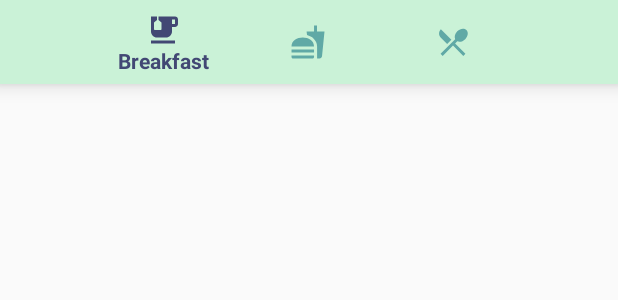
After one commit to agrifaldy/LifeFit, an Android app: the layout activity_menu_makan.xml on its own in the app's theme, with its tools: preview values and no code run, on a phone screen of 412 x 824 dp. The commit adds this screen. Shown: the top 300 px of the screen. Run offline under Robolectric (Android 15) with nearby library versions, the phone set to English and light mode, and no system bars.

Commit message:
saran pola makanan

```diff
--- a/app/src/main/AndroidManifest.xml
+++ b/app/src/main/AndroidManifest.xml
@@ -11,7 +11,8 @@
         android:roundIcon="@mipmap/ic_launcher_round"
         android:supportsRtl="true"
         android:theme="@style/AppTheme">
-        <activity android:name=".IndeksMassaTubuh.page_monitoring"></activity>
+        <activity android:name=".MenuMakan"></activity>
+        <activity android:name=".IndeksMassaTubuh.page_monitoring" />
         <activity android:name=".IndeksMassaTubuh.indeks_massa_tubuh_grafik" />
         <activity android:name=".IndeksMassaTubuh.indeks_massa_tubuh_input" />
         <activity android:name=".IndeksMassaTubuh.indeks_massa_tubuh" />
--- /dev/null
+++ b/app/src/main/res/drawable/ic_breakfast.xml
@@ -0,0 +1,6 @@
+<vector android:height="24dp" android:tint="#FFFFFF"
+    android:viewportHeight="24" android:viewportWidth="24"
+    android:width="24dp" xmlns:android="http://schemas.android.com/apk/res/android">
+    <path android:fillColor="@android:color/white" android:pathData="M20,3H9v2.4l1.81,1.45C10.93,6.94 11,7.09 11,7.24v4.26c0,0.28 -0.22,0.5 -0.5,0.5h-4C6.22,12 6,11.78 6,11.5V7.24c0,-0.15 0.07,-0.3 0.19,-0.39L8,5.4V3H4v10c0,2.21 1.79,4 4,4h6c2.21,0 4,-1.79 4,-4v-3h2c1.11,0 2,-0.9 2,-2V5C22,3.89 21.11,3 20,3zM20,8h-2V5h2V8z"/>
+    <path android:fillColor="@android:color/white" android:pathData="M4,19h16v2h-16z"/>
+</vector>
--- /dev/null
+++ b/app/src/main/res/drawable/ic_dinner.xml
@@ -0,0 +1,5 @@
+<vector android:height="24dp" android:tint="#FFFFFF"
+    android:viewportHeight="24" android:viewportWidth="24"
+    android:width="24dp" xmlns:android="http://schemas.android.com/apk/res/android">
+    <path android:fillColor="@android:color/white" android:pathData="M8.1,13.34l2.83,-2.83L3.91,3.5c-1.56,1.56 -1.56,4.09 0,5.66l4.19,4.18zM14.88,11.53c1.53,0.71 3.68,0.21 5.27,-1.38 1.91,-1.91 2.28,-4.65 0.81,-6.12 -1.46,-1.46 -4.2,-1.1 -6.12,0.81 -1.59,1.59 -2.09,3.74 -1.38,5.27L3.7,19.87l1.41,1.41L12,14.41l6.88,6.88 1.41,-1.41L13.41,13l1.47,-1.47z"/>
+</vector>
--- /dev/null
+++ b/app/src/main/res/layout/activity_menu_makan.xml
@@ -0,0 +1,27 @@
+<?xml version="1.0" encoding="utf-8"?>
+<RelativeLayout xmlns:android="http://schemas.android.com/apk/res/android"
+    xmlns:app="http://schemas.android.com/apk/res-auto"
+    xmlns:tools="http://schemas.android.com/tools"
+    android:layout_width="match_parent"
+    android:layout_height="match_parent"
+    tools:context=".MainActivity"
+    android:id="@+id/activity_main">
+
+    <FrameLayout
+        android:id="@+id/fl_container_makanan"
+        android:layout_width="match_parent"
+        android:layout_height="match_parent"
+        app:layout_behavior="@string/appbar_scrolling_view_behavior" />
+
+    <com.google.android.material.bottomnavigation.BottomNavigationView
+        android:id="@+id/bn_main_makanan"
+        android:layout_width="match_parent"
+        android:layout_height="wrap_content"
+        android:layout_alignParentTop="true"
+        android:background="#caf2d7"
+        app:itemIconTint="@drawable/state_bnve"
+        app:itemTextColor="@drawable/state_bnve"
+        app:labelVisibilityMode="selected"
+        app:menu="@menu/menu_nav2"/>
+
+</RelativeLayout>
--- /dev/null
+++ b/app/src/main/res/menu/menu_nav2.xml
@@ -0,0 +1,19 @@
+<?xml version="1.0" encoding="utf-8"?>
+<menu xmlns:android="http://schemas.android.com/apk/res/android">
+
+    <item
+        android:id="@+id/breakfast"
+        android:title="@string/breakfast"
+        android:icon="@drawable/ic_breakfast"/>
+
+    <item
+        android:id="@+id/lunch"
+        android:title="@string/lunch"
+        android:icon="@drawable/ic_food"/>
+
+    <item
+        android:id="@+id/dinner"
+        android:title="@string/dinner"
+        android:icon="@drawable/ic_dinner" />
+
+</menu>
--- a/app/src/main/res/values/strings.xml
+++ b/app/src/main/res/values/strings.xml
@@ -9,6 +9,10 @@
     <string name="olahraga">Saran Olahraga</string>
     <string name="profil">Profil</string>
 
+    <string name="breakfast">Breakfast</string>
+    <string name="lunch">Lunch</string>
+    <string name="dinner">Dinner</string>
+
     <string name="tv_ePenyakit">Penyakit Ringan</string>
     <string name="tv_ePenyakitD">Daftar Penyakit Ringan dan solusi mengatasinya</string>
     <string name="tv_eMakanan">Makanan dan Minuman</string>
```
Also changed, not shown: app/src/main/java/com/example/lifefit/MenuMakan.java (added, +58 -0 lines), app/src/main/java/com/example/lifefit/breakfast.java (added, +24 -0 lines), app/src/main/java/com/example/lifefit/dinner.java (added, +23 -0 lines), app/src/main/java/com/example/lifefit/ensiklopedia.java (+22 -2 lines), app/src/main/java/com/example/lifefit/lunch.java (added, +23 -0 lines), app/src/main/res/layout/fragment_breakfast.xml (added, +14 -0 lines), app/src/main/res/layout/fragment_dinner.xml (added, +14 -0 lines), app/src/main/res/layout/fragment_lunch.xml (added, +14 -0 lines).
